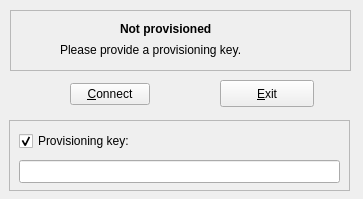
Old version of the form dnc/src/gui/dnc.ui in the repository netvirt/netvirt.
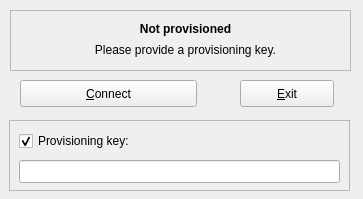
New version of the form. Icons and pictures are not drawn.

Commit message: ask yes\no on exit

Patch:
```diff
--- a/dnc/src/gui/dnc.ui
+++ b/dnc/src/gui/dnc.ui
@@ -10,6 +10,18 @@
     <height>199</height>
    </rect>
   </property>
+  <property name="minimumSize">
+   <size>
+    <width>363</width>
+    <height>199</height>
+   </size>
+  </property>
+  <property name="maximumSize">
+   <size>
+    <width>363</width>
+    <height>199</height>
+   </size>
+  </property>
   <property name="windowTitle">
    <string>DynVPN</string>
   </property>
@@ -17,7 +29,7 @@
    <widget class="QPushButton" name="exit_button">
     <property name="geometry">
      <rect>
-      <x>220</x>
+      <x>240</x>
       <y>80</y>
       <width>94</width>
       <height>27</height>
@@ -108,6 +120,9 @@
      <property name="scaledContents">
       <bool>true</bool>
      </property>
+     <property name="alignment">
+      <set>Qt::AlignCenter</set>
+     </property>
     </widget>
     <widget class="QLabel" name="info_label">
      <property name="geometry">
@@ -124,58 +139,29 @@
      <property name="scaledContents">
       <bool>true</bool>
      </property>
+     <property name="alignment">
+      <set>Qt::AlignCenter</set>
+     </property>
     </widget>
    </widget>
-   <widget class="QWidget" name="">
+   <widget class="QPushButton" name="connect_button">
     <property name="geometry">
      <rect>
       <x>20</x>
       <y>80</y>
-      <width>179</width>
-      <height>29</height>
+      <width>177</width>
+      <height>27</height>
      </rect>
     </property>
-    <layout class="QHBoxLayout" name="horizontalLayout">
-     <item>
-      <spacer name="horizontalSpacer">
-       <property name="orientation">
-        <enum>Qt::Horizontal</enum>
-       </property>
-       <property name="sizeHint" stdset="0">
-        <size>
-         <width>40</width>
-         <height>20</height>
-        </size>
-       </property>
-      </spacer>
-     </item>
-     <item>
-      <widget class="QPushButton" name="connect_button">
-       <property name="sizePolicy">
-        <sizepolicy hsizetype="Minimum" vsizetype="Fixed">
-         <horstretch>0</horstretch>
-         <verstretch>0</verstretch>
-        </sizepolicy>
-       </property>
-       <property name="text">
-        <string>&amp;Connect</string>
-       </property>
-      </widget>
-     </item>
-     <item>
-      <spacer name="horizontalSpacer_2">
-       <property name="orientation">
-        <enum>Qt::Horizontal</enum>
-       </property>
-       <property name="sizeHint" stdset="0">
-        <size>
-         <width>40</width>
-         <height>20</height>
-        </size>
-       </property>
-      </spacer>
-     </item>
-    </layout>
+    <property name="sizePolicy">
+     <sizepolicy hsizetype="Minimum" vsizetype="Fixed">
+      <horstretch>0</horstretch>
+      <verstretch>0</verstretch>
+     </sizepolicy>
+    </property>
+    <property name="text">
+     <string>&amp;Connect</string>
+    </property>
    </widget>
   </widget>
  </widget>
```
Left out of the diff: 8 changed lines with no effect on the pictures. The commit also changes 2 other files.
